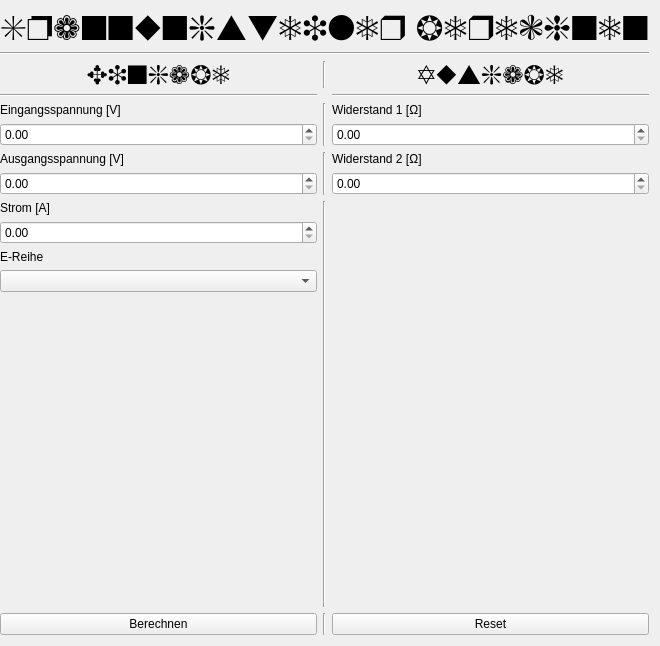
First picture: the form in Spannungsteiler/spannungsteilerwidget.ui, repository samy4sam/Spannungsteiler, before the edit.
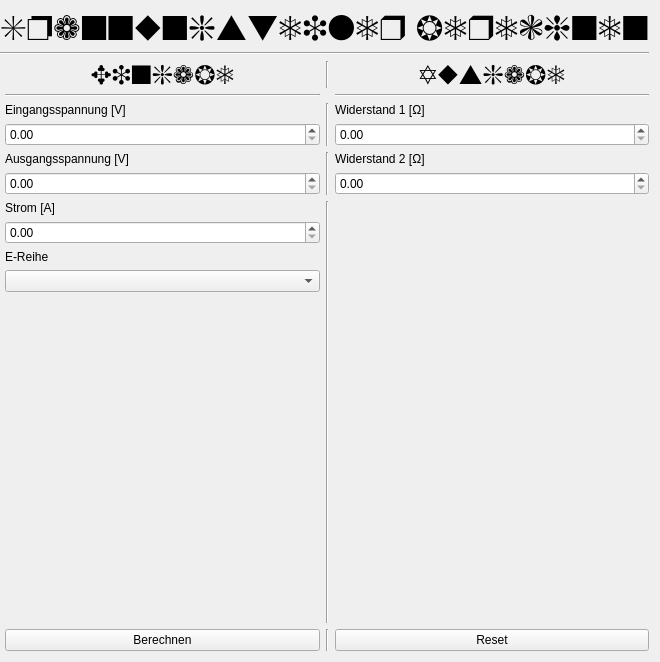
Second picture: the form after the edit. Icons and pictures are not drawn.

The edit to the form file:
```diff
--- a/Spannungsteiler/spannungsteilerwidget.ui
+++ b/Spannungsteiler/spannungsteilerwidget.ui
@@ -6,8 +6,8 @@
    <rect>
     <x>0</x>
     <y>0</y>
-    <width>493</width>
-    <height>646</height>
+    <width>566</width>
+    <height>662</height>
    </rect>
   </property>
   <property name="windowTitle">
@@ -53,6 +53,9 @@
     <layout class="QHBoxLayout" name="SpaltenLayout">
      <item>
       <layout class="QGridLayout" name="GridLayout">
+       <property name="leftMargin">
+        <number>5</number>
+       </property>
        <item row="4" column="0">
         <layout class="QVBoxLayout" name="StromEReiheLayout">
          <item>
@@ -202,7 +205,7 @@
        </item>
        <item row="4" column="2">
         <layout class="QVBoxLayout" name="BildLayout">
-         <item alignment="Qt::AlignHCenter">
+         <item>
           <widget class="QLabel" name="Picture">
            <property name="text">
             <string/>
```
Left out of the diff: 7 changed lines with no effect on the pictures.
